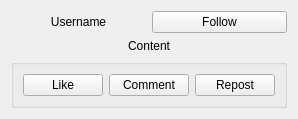
Sobrah/Linkedin, file Forms/collection.ui: the form before one commit.
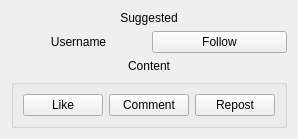
The form after the commit.

```diff
--- a/Forms/collection.ui
+++ b/Forms/collection.ui
@@ -7,38 +7,11 @@
     <x>0</x>
     <y>0</y>
     <width>275</width>
-    <height>114</height>
+    <height>136</height>
    </rect>
   </property>
   <layout class="QGridLayout" name="gridLayout">
-   <item row="0" column="0">
-    <widget class="QLabel" name="usernameLable">
-     <property name="text">
-      <string>Username</string>
-     </property>
-     <property name="alignment">
-      <set>Qt::AlignCenter</set>
-     </property>
-    </widget>
-   </item>
-   <item row="0" column="1">
-    <widget class="QPushButton" name="pushButton">
-     <property name="text">
-      <string>Follow</string>
-     </property>
-    </widget>
-   </item>
-   <item row="1" column="0" colspan="2">
-    <widget class="QLabel" name="contentLable">
-     <property name="text">
-      <string>Content</string>
-     </property>
-     <property name="alignment">
-      <set>Qt::AlignCenter</set>
-     </property>
-    </widget>
-   </item>
-   <item row="2" column="0" colspan="2">
+   <item row="3" column="0" colspan="2">
     <widget class="QGroupBox" name="reactionGroup">
      <property name="title">
       <string/>
@@ -68,6 +41,43 @@
      </layout>
     </widget>
    </item>
+   <item row="2" column="0" colspan="2">
+    <widget class="QLabel" name="contentLable">
+     <property name="text">
+      <string>Content</string>
+     </property>
+     <property name="alignment">
+      <set>Qt::AlignCenter</set>
+     </property>
+    </widget>
+   </item>
+   <item row="1" column="1">
+    <widget class="QPushButton" name="followButton">
+     <property name="text">
+      <string>Follow</string>
+     </property>
+    </widget>
+   </item>
+   <item row="1" column="0">
+    <widget class="QLabel" name="usernameLabel">
+     <property name="text">
+      <string>Username</string>
+     </property>
+     <property name="alignment">
+      <set>Qt::AlignCenter</set>
+     </property>
+    </widget>
+   </item>
+   <item row="0" column="0" colspan="2">
+    <widget class="QLabel" name="tagLabel">
+     <property name="text">
+      <string>Suggested</string>
+     </property>
+     <property name="alignment">
+      <set>Qt::AlignCenter</set>
+     </property>
+    </widget>
+   </item>
   </layout>
  </widget>
  <resources/>
```
